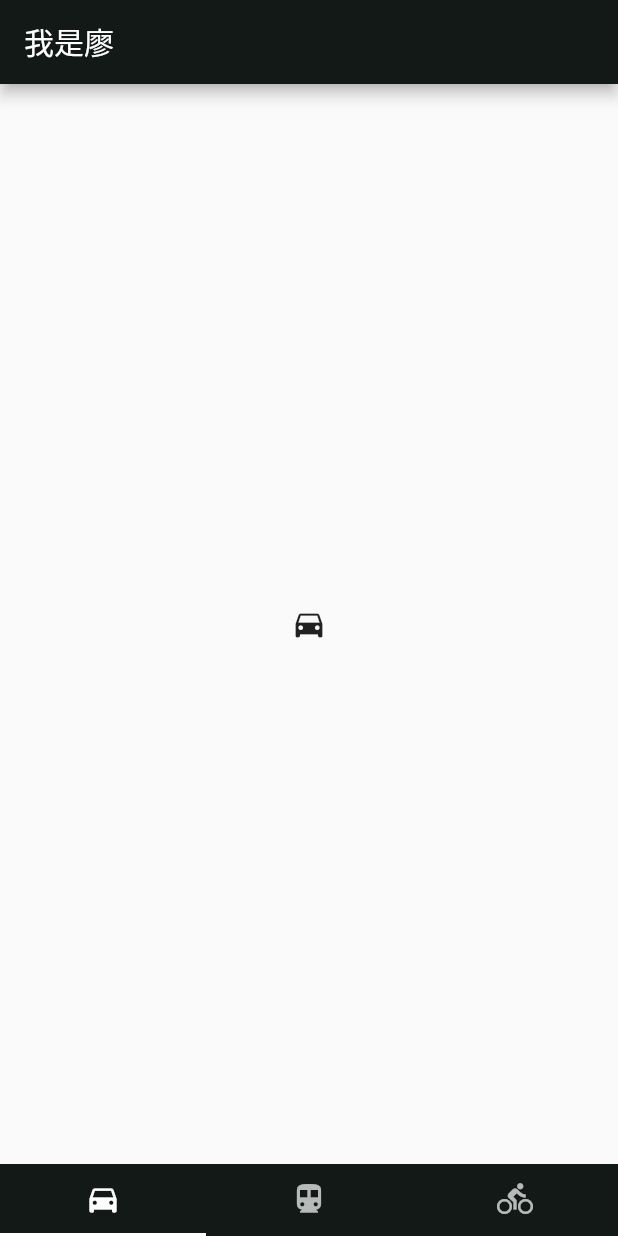
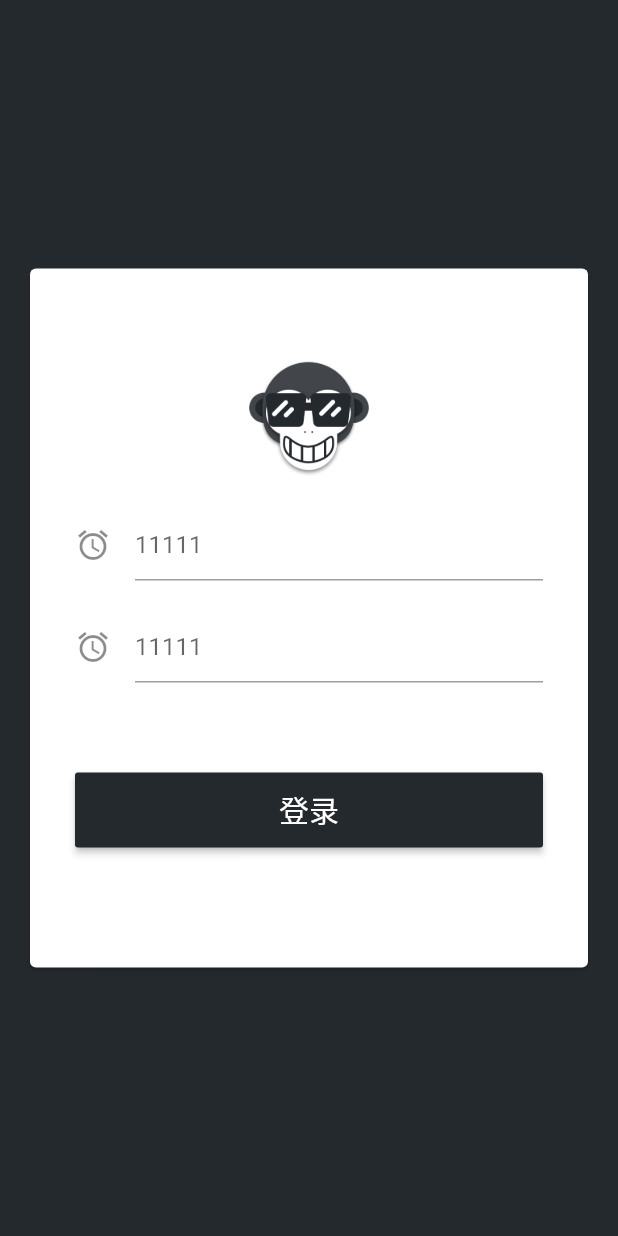
Before and after one commit to liaojuan/flutter_study, a Flutter app: the screen it shows after launch, on a phone screen of 412 x 824 dp. Run offline on Flutter 3.47's test engine with Material 2 defaults, Android fonts, the phone set to English and light mode, and no system bars.

Commit message:
增加一个登录页面，以前的跳转到homepage现在跳转到loginpage页面

```diff
--- a/lib/common/style/GSYColors.dart
+++ b/lib/common/style/GSYColors.dart
@@ -3,23 +3,30 @@ import 'package:flutter/material.dart';
 class GSYColors{
   static const String welcomeMessage = "Welcome To Flutter";
 
-  static const int _PrimaryValue = 0xFF24292E;
-  static const int _PrimaryLightValue = 0xFF42464b;
-  static const int _PrimaryDarkValue = 0xFF121917;
+  static const int primaryValue = 0xFF24292E;
+  static const int primaryLightValue = 0xFF42464b;
+  static const int primaryDarkValue = 0xFF121917;
 
-  static const MaterialColor primarySwatch = const MaterialColor(_PrimaryDarkValue,
+  static const int cardWhite = 0xFFFFFFFF;
+  static const int textWhite = 0xFFFFFFFF;
+
+  static const MaterialColor primarySwatch = const MaterialColor(primaryDarkValue,
       const<int, Color>{
-        50: const Color(_PrimaryLightValue),
-        100: const Color(_PrimaryLightValue),
-        200: const Color(_PrimaryLightValue),
-        300: const Color(_PrimaryLightValue),
-        400: const Color(_PrimaryLightValue),
-        500: const Color(_PrimaryValue),
-        600: const Color(_PrimaryDarkValue),
-        700: const Color(_PrimaryDarkValue),
-        800: const Color(_PrimaryDarkValue),
-        900: const Color(_PrimaryDarkValue),
+        50: const Color(primaryLightValue),
+        100: const Color(primaryLightValue),
+        200: const Color(primaryLightValue),
+        300: const Color(primaryLightValue),
+        400: const Color(primaryLightValue),
+        500: const Color(primaryValue),
+        600: const Color(primaryDarkValue),
+        700: const Color(primaryDarkValue),
+        800: const Color(primaryDarkValue),
+        900: const Color(primaryDarkValue),
       });
 }
 
 class GSYConstant {}
+
+class GSYStrings{
+  static const String login_text = "登录";
+}
--- a/lib/main.dart
+++ b/lib/main.dart
@@ -7,6 +7,7 @@ void main() => runApp(MyApp());
 class MyApp extends StatelessWidget {
 
   @override
+
   Widget build(BuildContext context) {
 
     return new MaterialApp(
--- /dev/null
+++ b/lib/page/LoginPage.dart
@@ -0,0 +1,42 @@
+import 'package:flutter/material.dart';
+import 'package:flutter_study/common/style/GSYColors.dart';
+import 'package:flutter_study/widget/GSYInputWidget.dart';
+import 'package:flutter_study/widget/GSYFlexButton.dart';
+
+class LoginPage extends StatelessWidget{
+
+  @override
+  Widget build(BuildContext context) {
+    return new Container(
+      color: Color(GSYColors.primaryValue),
+      child: new Center(
+        child: new Card(
+          color: Color(GSYColors.cardWhite),
+          margin: const EdgeInsets.all(20.0),
+          child: new Padding(
+            padding: new EdgeInsets.only(left: 30.0, top: 60.0, right: 30.0, bottom: 80.0),
+            child: new Column(
+              mainAxisAlignment: MainAxisAlignment.center,
+              mainAxisSize: MainAxisSize.min,
+              children: <Widget>[
+                  new Image(image: AssetImage("static/images/logo.png"), width: 80.0, height: 80.0),
+                  new Padding(padding: new EdgeInsets.all(10.0)),
+                  new GSYInputWidget(hintText: "11111", iconData: Icons.access_alarm,),
+                  new Padding(padding: new EdgeInsets.all(10.0)),
+                  new GSYInputWidget(hintText: "11111",iconData: Icons.access_alarm,),
+                  new Padding(padding: new EdgeInsets.all(30.0)),
+                new GSYFlexButton(
+                  text: GSYStrings.login_text,
+                  color: Color(GSYColors.primaryValue),
+                  textColor: Color(GSYColors.textWhite),
+                  onPress: (){},
+                )
+              ],
+            ),
+          ),
+        ),
+      ),
+    );
+  }
+
+}
--- a/lib/page/WelcomePage.dart
+++ b/lib/page/WelcomePage.dart
@@ -2,6 +2,7 @@ import 'dart:async';
 
 import 'package:flutter/material.dart';
 import 'package:flutter_study/page/HomePage.dart';
+import 'package:flutter_study/page/LoginPage.dart';
 
 class WelcomePage extends StatelessWidget{
 
@@ -11,7 +12,7 @@ class WelcomePage extends StatelessWidget{
     new Future.delayed(const Duration(seconds: 2),(){
       Navigator.of(context)
           .pushReplacement(new MaterialPageRoute(builder: (context){
-            return new HomePage();
+            return new LoginPage();
       }));
     });
     return new Container(
--- /dev/null
+++ b/lib/widget/GSYFlexButton.dart
@@ -0,0 +1,32 @@
+import 'package:flutter/material.dart';
+
+
+class GSYFlexButton extends StatelessWidget{
+  final String text;
+
+  final Color color;
+
+  final Color textColor;
+
+  final VoidCallback onPress;
+
+  const GSYFlexButton({Key key, this.text, this.color, this.textColor, this.onPress}) : super(key: key);
+
+  @override
+  Widget build(BuildContext context) {
+    return new Row(children: <Widget>[
+      new Expanded(
+          child: new RaisedButton(
+            padding: new EdgeInsets.only(left: 20.0, top: 10.0, right: 20.0, bottom: 10.0),
+            textColor: textColor,
+            color: color,
+            child: new Text(text, style: new TextStyle(fontSize: 20.0),),
+            onPressed: (){
+              if(this.onPress != null){
+                this.onPress();
+              }
+            }))
+    ],);
+  }
+
+}
--- /dev/null
+++ b/lib/widget/GSYInputWidget.dart
@@ -0,0 +1,43 @@
+import 'package:flutter/material.dart';
+
+///带图标的输入框
+class GSYInputWidget extends StatefulWidget{
+
+  final String hintText;
+
+  final IconData iconData;
+
+  const GSYInputWidget({Key key, this.hintText, this.iconData}) : super(key: key);
+
+
+
+  @override
+  _GSYInputWidgetState createState() {
+    return new _GSYInputWidgetState(hintText, iconData);
+  }
+
+}
+
+///State for [GSYInputWidget] widgets
+class _GSYInputWidgetState extends State<GSYInputWidget>{
+
+  final String hintText;
+
+  final IconData iconData;
+
+  final TextEditingController _controller = new TextEditingController();
+
+  _GSYInputWidgetState(this.hintText, this.iconData) : super();
+
+  @override
+  Widget build(BuildContext context) {
+    return new TextField(
+      controller: _controller,
+      decoration: new InputDecoration(
+        hintText: hintText,
+        icon: new Icon(iconData)
+      ),
+    );
+  }
+
+}
--- a/pubspec.yaml
+++ b/pubspec.yaml
@@ -70,3 +70,6 @@ flutter:
   #
   # For details regarding fonts from package dependencies,
   # see https://flutter.io/custom-fonts/#from-packages
+
+  assets:
+      - static/images/logo.png
```
Also changed, not shown: static/images/logo.png (added).
